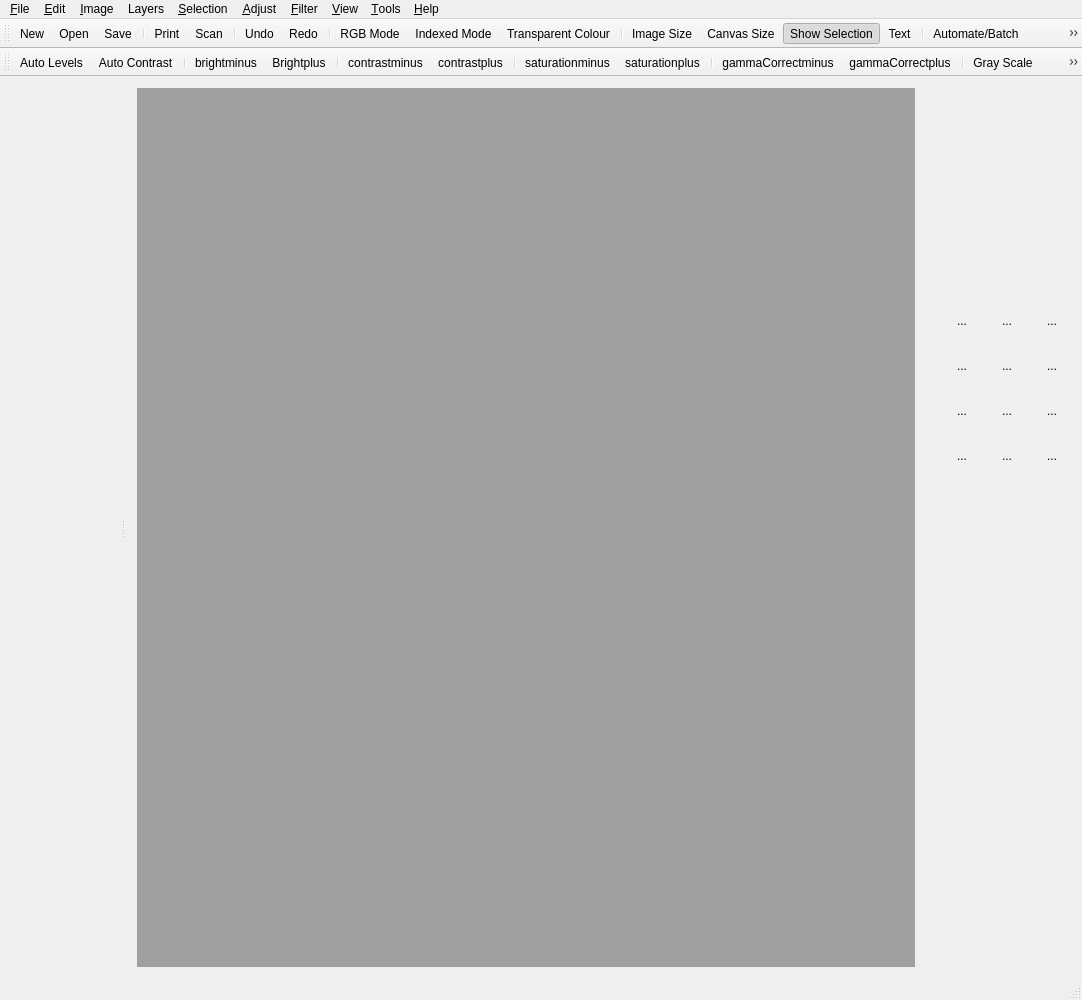
First picture: the form in src/mainwindow.ui, repository PhotoFlare/photoflare, before the edit.
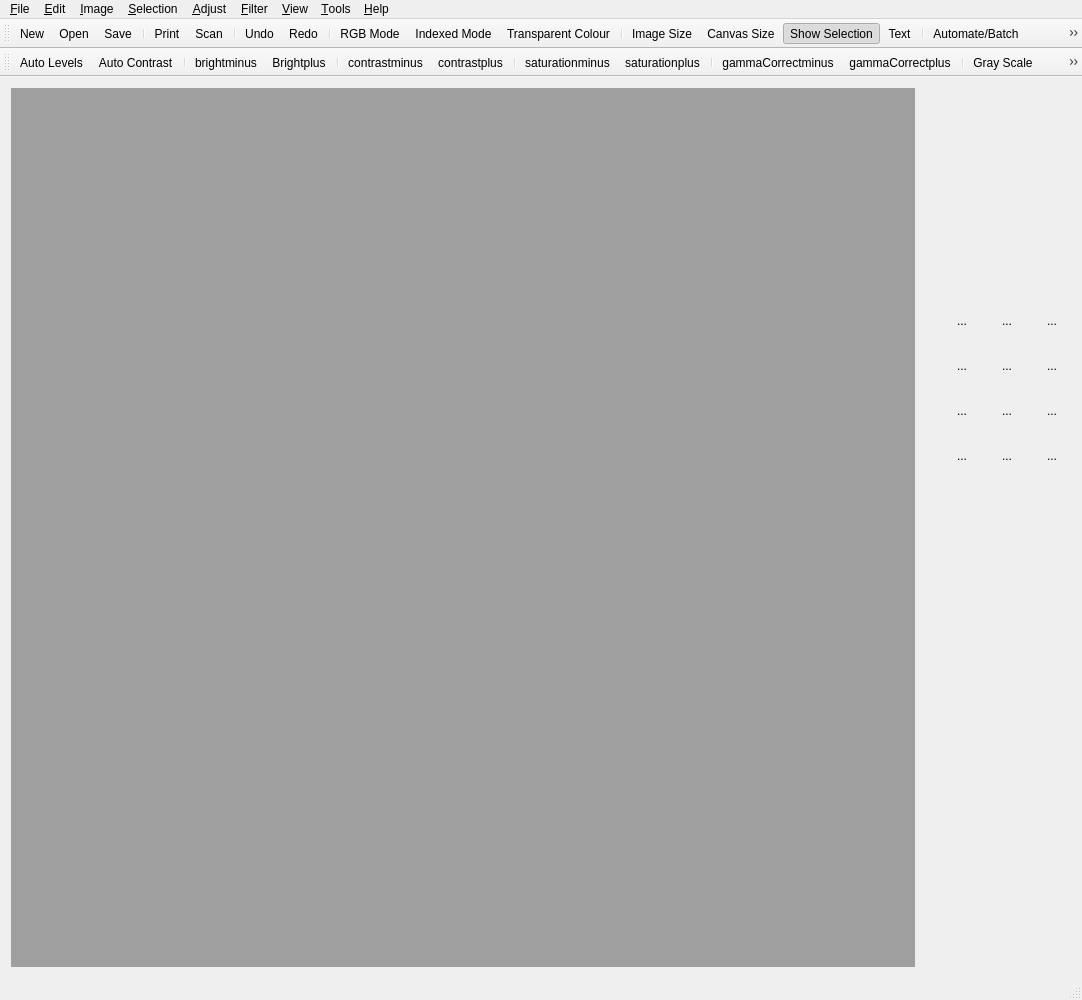
Second picture: the form after the edit. Icons and pictures are not drawn. Custom widgets are drawn as their Qt base class.

Commit message: Remove snippets of layer code from CE edition

What changed in the file:
```diff
--- a/src/mainwindow.ui
+++ b/src/mainwindow.ui
@@ -387,17 +387,9 @@
     <addaction name="actionDonate"/>
     <addaction name="actionAbout"/>
    </widget>
-   <widget class="QMenu" name="menuLayers">
-    <property name="title">
-     <string>Layers</string>
-    </property>
-    <addaction name="actionNew_layer"/>
-    <addaction name="actionRemove_layer"/>
-   </widget>
    <addaction name="menuFile"/>
    <addaction name="menuEdit"/>
    <addaction name="menuImage"/>
-   <addaction name="menuLayers"/>
    <addaction name="menuSelection"/>
    <addaction name="menuAdjust"/>
    <addaction name="menuFilter"/>
@@ -1119,27 +1111,6 @@
    </attribute>
    <widget class="QWidget" name="dockWidgetContents"/>
   </widget>
-  <widget class="QDockWidget" name="dockWidgetLayers">
-   <property name="sizePolicy">
-    <sizepolicy hsizetype="Minimum" vsizetype="Preferred">
-     <horstretch>0</horstretch>
-     <verstretch>0</verstretch>
-    </sizepolicy>
-   </property>
-   <property name="minimumSize">
-    <size>
-     <width>120</width>
-     <height>35</height>
-    </size>
-   </property>
-   <property name="features">
-    <set>QDockWidget::DockWidgetMovable</set>
-   </property>
-   <attribute name="dockWidgetArea">
-    <number>1</number>
-   </attribute>
-   <widget class="QWidget" name="dockWidgetContents_2"/>
-  </widget>
   <action name="actionNew">
    <property name="icon">
     <iconset resource="../Icons.qrc">
```
The commit also changes 7 other files.
